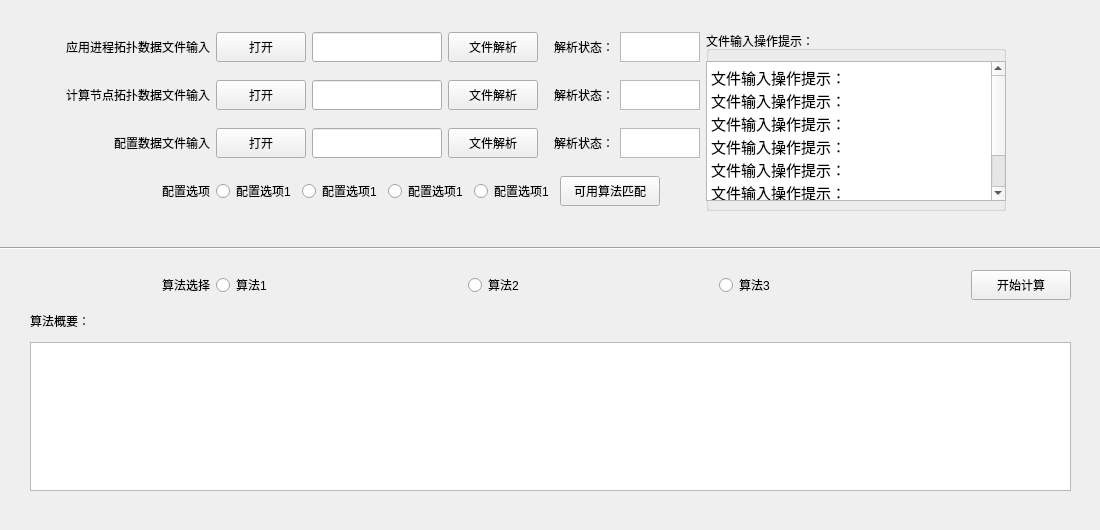
King-ofwolf/PACOS, file Layout/Opration_gui.ui: the form before one commit.
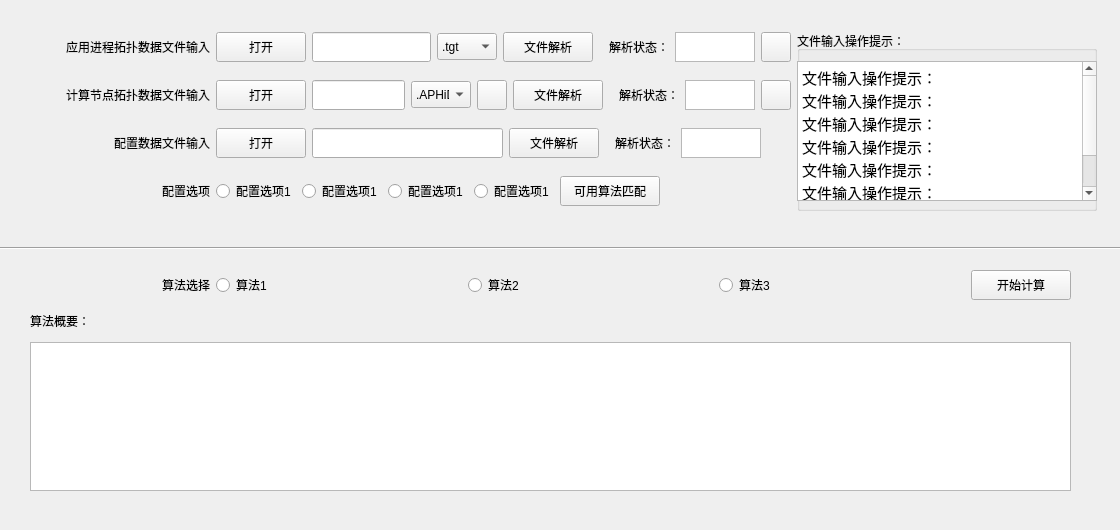
The form after the commit. Icons and pictures are not drawn.

Patch:
```diff
--- a/Layout/Opration_gui.ui
+++ b/Layout/Opration_gui.ui
@@ -5,11 +5,14 @@
   <property name="windowModality">
    <enum>Qt::WindowModal</enum>
   </property>
+  <property name="enabled">
+   <bool>true</bool>
+  </property>
   <property name="geometry">
    <rect>
     <x>0</x>
     <y>0</y>
-    <width>1100</width>
+    <width>1120</width>
     <height>530</height>
    </rect>
   </property>
@@ -21,13 +24,13 @@
   </property>
   <property name="minimumSize">
    <size>
-    <width>1100</width>
+    <width>1120</width>
     <height>530</height>
    </size>
   </property>
   <property name="maximumSize">
    <size>
-    <width>1100</width>
+    <width>1120</width>
     <height>530</height>
    </size>
   </property>
@@ -46,7 +49,7 @@
     <rect>
      <x>30</x>
      <y>20</y>
-     <width>1041</width>
+     <width>1083</width>
      <height>202</height>
     </rect>
    </property>
@@ -140,6 +143,37 @@
           </property>
          </widget>
         </item>
+        <item>
+         <widget class="QComboBox" name="comboBox_tgfiletype">
+          <property name="minimumSize">
+           <size>
+            <width>60</width>
+            <height>27</height>
+           </size>
+          </property>
+          <property name="maximumSize">
+           <size>
+            <width>60</width>
+            <height>27</height>
+           </size>
+          </property>
+          <item>
+           <property name="text">
+            <string>.tgt</string>
+           </property>
+          </item>
+          <item>
+           <property name="text">
+            <string>.xml</string>
+           </property>
+          </item>
+          <item>
+           <property name="text">
+            <string>.txt</string>
+           </property>
+          </item>
+         </widget>
+        </item>
         <item>
          <widget class="QPushButton" name="pushButton_exefile_1">
           <property name="minimumSize">
@@ -207,6 +241,29 @@
           </property>
          </widget>
         </item>
+        <item>
+         <widget class="QPushButton" name="pushButton">
+          <property name="minimumSize">
+           <size>
+            <width>30</width>
+            <height>30</height>
+           </size>
+          </property>
+          <property name="maximumSize">
+           <size>
+            <width>30</width>
+            <height>30</height>
+           </size>
+          </property>
+          <property name="text">
+           <string/>
+          </property>
+          <property name="icon">
+           <iconset resource="sourcefile.qrc">
+            <normaloff>:/.png/png/1194904.png</normaloff>:/.png/png/1194904.png</iconset>
+          </property>
+         </widget>
+        </item>
        </layout>
       </item>
       <item>
@@ -290,6 +347,50 @@
           </property>
          </widget>
         </item>
+        <item>
+         <widget class="QComboBox" name="comboBox_ngfiletype">
+          <property name="minimumSize">
+           <size>
+            <width>60</width>
+            <height>27</height>
+           </size>
+          </property>
+          <property name="maximumSize">
+           <size>
+            <width>60</width>
+            <height>27</height>
+           </size>
+          </property>
+          <item>
+           <property name="text">
+            <string>.APHiD</string>
+           </property>
+          </item>
+         </widget>
+        </item>
+        <item>
+         <widget class="QPushButton" name="pushButton_2">
+          <property name="minimumSize">
+           <size>
+            <width>30</width>
+            <height>30</height>
+           </size>
+          </property>
+          <property name="maximumSize">
+           <size>
+            <width>30</width>
+            <height>30</height>
+           </size>
+          </property>
+          <property name="text">
+           <string/>
+          </property>
+          <property name="icon">
+           <iconset resource="sourcefile.qrc">
+            <normaloff>:/.png/png/settings_284px_1211102_easyicon.net.png</normaloff>:/.png/png/settings_284px_1211102_easyicon.net.png</iconset>
+          </property>
+         </widget>
+        </item>
         <item>
          <widget class="QPushButton" name="pushButton_exefile_2">
           <property name="minimumSize">
@@ -357,6 +458,29 @@
           </property>
          </widget>
         </item>
+        <item>
+         <widget class="QPushButton" name="pushButton_3">
+          <property name="minimumSize">
+           <size>
+            <width>30</width>
+            <height>30</height>
+           </size>
+          </property>
+          <property name="maximumSize">
+           <size>
+            <width>30</width>
+            <height>30</height>
+           </size>
+          </property>
+          <property name="text">
+           <string/>
+          </property>
+          <property name="icon">
+           <iconset resource="sourcefile.qrc">
+            <normaloff>:/.png/png/1194904.png</normaloff>:/.png/png/1194904.png</iconset>
+          </property>
+         </widget>
+        </item>
        </layout>
       </item>
       <item>
@@ -507,6 +631,22 @@
           </property>
          </widget>
         </item>
+        <item>
+         <spacer name="horizontalSpacer_3">
+          <property name="orientation">
+           <enum>Qt::Horizontal</enum>
+          </property>
+          <property name="sizeType">
+           <enum>QSizePolicy::Minimum</enum>
+          </property>
+          <property name="sizeHint" stdset="0">
+           <size>
+            <width>30</width>
+            <height>20</height>
+           </size>
+          </property>
+         </spacer>
+        </item>
        </layout>
       </item>
       <item>
```
Left out of the diff: 3 changed lines with no effect on the pictures.
